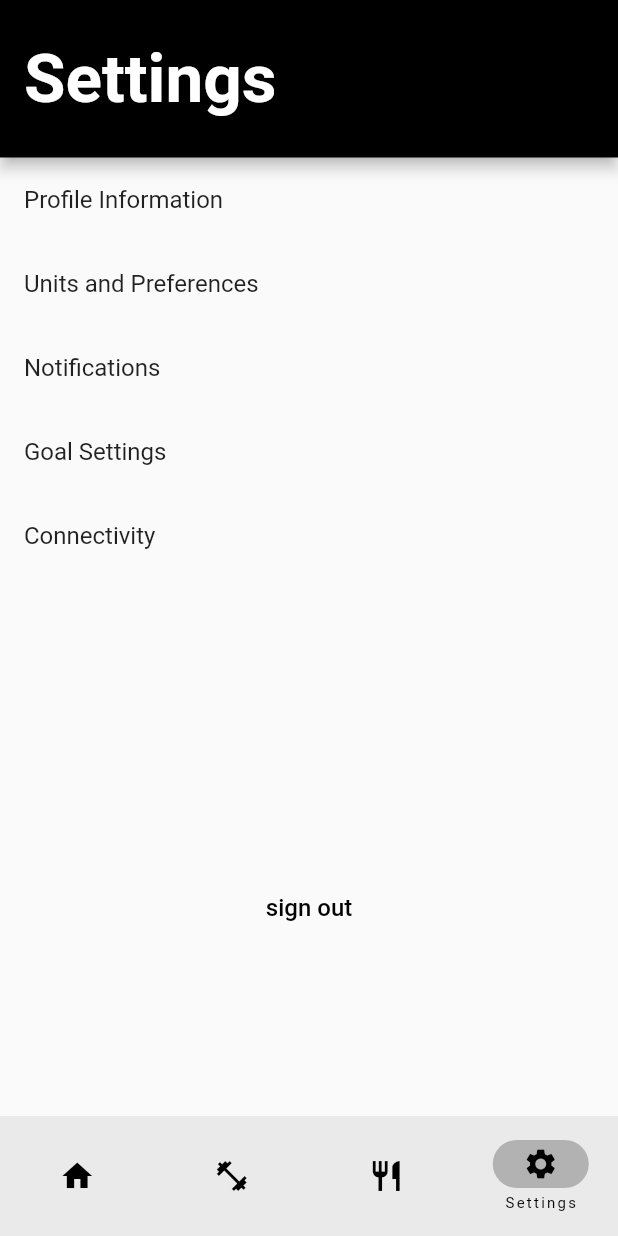
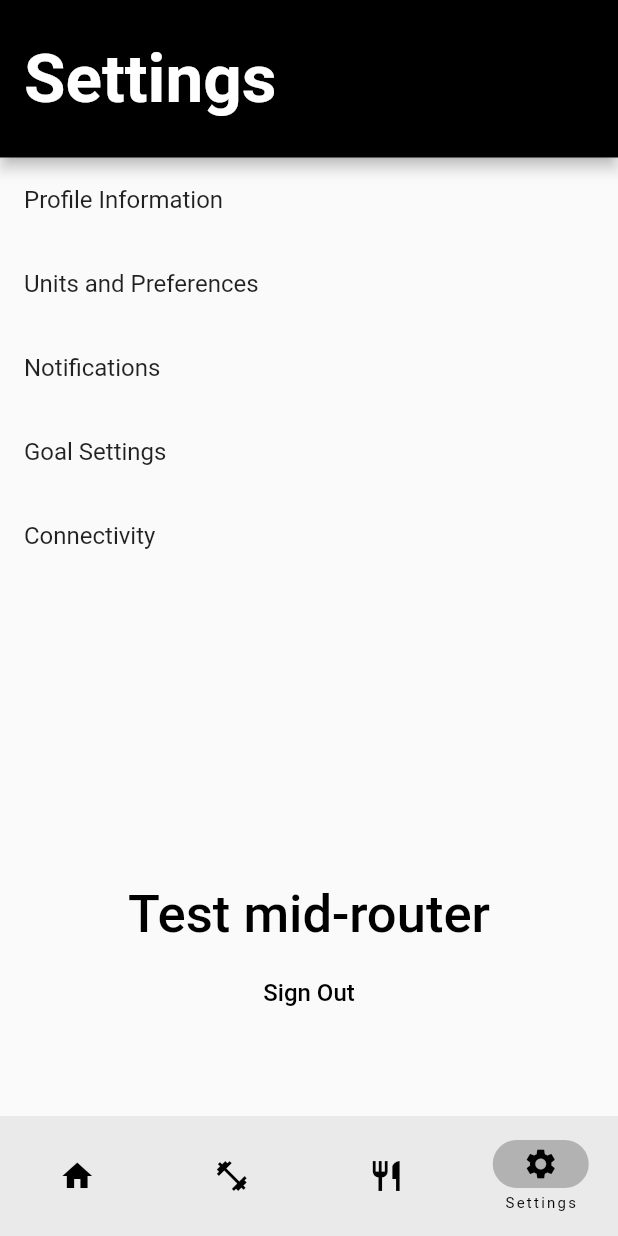
Before and after one commit to CSCI4100U/mobile-group-project-2023-mlja, a Flutter app: the screen it shows once a user with an empty profile is signed in, item 4 of the bottom bar chosen, on a phone screen of 412 x 824 dp. Run offline on Flutter 3.47's test engine with Material 3 defaults, Android fonts, the phone set to English and light mode, and no system bars; our stand-ins replace cloud_firestore, firebase_auth, firebase_core, firebase_messaging, fl_chart, flutter_local_notifications and 7 more; missing offline and left inert: firebase_ui_auth, flutter_map_geojson; accounts and stored records are empty.

Commit message:
added comments to main settings page

```diff
--- a/life_balance_plus/lib/view/pages/settings/settings_page.dart
+++ b/life_balance_plus/lib/view/pages/settings/settings_page.dart
@@ -3,6 +3,7 @@ import 'package:firebase_auth/firebase_auth.dart';
 import 'package:life_balance_plus/authentication/authentication_gate.dart';
 import 'package:life_balance_plus/view/pages/settings/export_settings.dart';
 
+/// A page that displays various settings options for the user.
 class SettingsPage extends StatefulWidget {
   const SettingsPage({super.key});
 
@@ -88,26 +89,25 @@ class _SettingsPageState extends State<SettingsPage> {
             },
           ),
           const SizedBox(height: 196),
-          // Center(
-          //     child: TextButton(
-          //       onPressed: () async {
-          //         Navigator.of(context).push(MaterialPageRoute(
-          //           builder: (context) => const LoginForward(),
-          //         ));
-          //       },
-          //       child: Text("Test mid-router", style: TextStyle(fontSize: 35)),
-          //     ),
-          // ),
           Center(
             child: TextButton(
-              // TODO: better implement sign-out functionality
+              onPressed: () async {
+                // TODO: Implement any additional functionality for the test button
+              },
+              child:
+                  const Text("Test mid-router", style: TextStyle(fontSize: 35)),
+            ),
+          ),
+          Center(
+            child: TextButton(
+              // Sign out the user and navigate to the authentication gate
               onPressed: () async {
                 await FirebaseAuth.instance.signOut();
                 Navigator.of(context).push(MaterialPageRoute(
                   builder: (context) => const AuthGate(),
                 ));
               },
-              child: const Text("sign out", style: TextStyle(fontSize: 16)),
+              child: const Text("Sign Out", style: TextStyle(fontSize: 16)),
             ),
           ),
         ],
```
